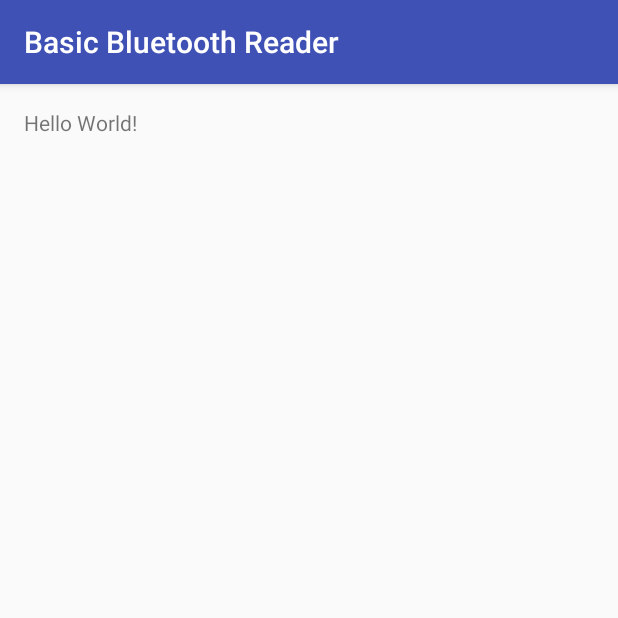
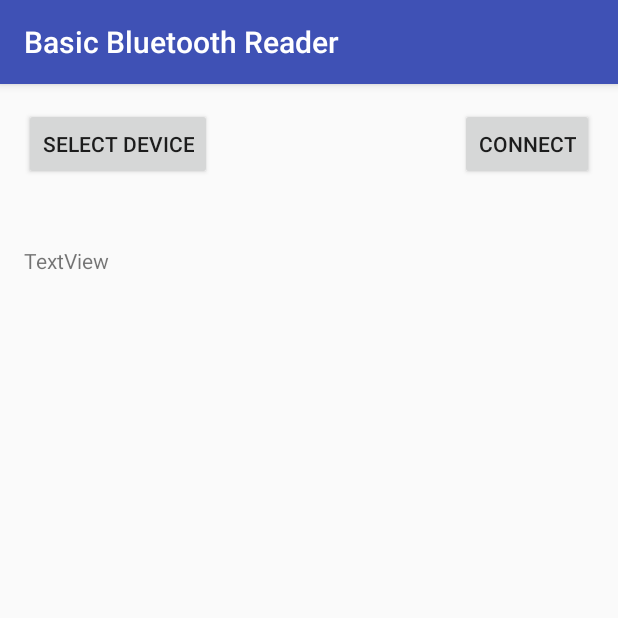
Before and after one commit to vranjan/basic-bluetooth-reader, an Android app: the screen it shows after launch (MainActivity), on a phone screen of 412 x 824 dp, the top half of it. Run offline under Robolectric (Android 15) with nearby library versions, the phone set to English and light mode, and no system bars.

Commit message:
Add button to launch device selection dialog

```diff
--- a/app/src/main/java/org/raspen/basicbluetoothreader/MainActivity.java
+++ b/app/src/main/java/org/raspen/basicbluetoothreader/MainActivity.java
@@ -7,7 +7,9 @@ import android.os.Bundle;
 import android.support.v7.app.AlertDialog;
 import android.support.v7.app.AppCompatActivity;
 import android.util.Log;
+import android.view.View;
 import android.widget.ArrayAdapter;
+import android.widget.Button;
 import android.widget.Toast;
 
 import java.util.ArrayList;
@@ -28,6 +30,16 @@ public class MainActivity extends AppCompatActivity {
         super.onCreate(savedInstanceState);
         setContentView(R.layout.activity_main);
 
+        Button mSelectButton = (Button) findViewById(R.id.select_device_button);
+        mSelectButton.setOnClickListener(new View.OnClickListener() {
+            @Override
+            public void onClick(View v) {
+                showSelectDialog();
+            }
+        });
+    }
+
+    private void showSelectDialog() {
         BluetoothAdapter btAdapter = BluetoothAdapter.getDefaultAdapter();
         Set<BluetoothDevice> pairedDevices = btAdapter.getBondedDevices();
 
--- a/app/src/main/res/layout/activity_main.xml
+++ b/app/src/main/res/layout/activity_main.xml
@@ -10,8 +10,28 @@
     android:paddingTop="@dimen/activity_vertical_margin"
     tools:context="org.raspen.basicbluetoothreader.MainActivity">
 
-    <TextView
+    <Button
+        android:text="@string/select_device"
         android:layout_width="wrap_content"
         android:layout_height="wrap_content"
-        android:text="Hello World!" />
+        android:layout_alignParentTop="true"
+        android:layout_alignParentStart="true"
+        android:id="@+id/select_device_button" />
+
+    <Button
+        android:text="@string/connect"
+        android:layout_width="wrap_content"
+        android:layout_height="wrap_content"
+        android:layout_alignParentTop="true"
+        android:layout_alignParentEnd="true"
+        android:id="@+id/connect_button" />
+
+    <TextView
+        android:text="TextView"
+        android:layout_width="wrap_content"
+        android:layout_height="wrap_content"
+        android:layout_below="@+id/select_device_button"
+        android:layout_alignParentStart="true"
+        android:layout_marginTop="44dp"
+        android:id="@+id/selected_device" />
 </RelativeLayout>
--- a/app/src/main/res/values/strings.xml
+++ b/app/src/main/res/values/strings.xml
@@ -1,3 +1,5 @@
 <resources>
     <string name="app_name">Basic Bluetooth Reader</string>
+    <string name="select_device">Select Device</string>
+    <string name="connect">Connect</string>
 </resources>
```
